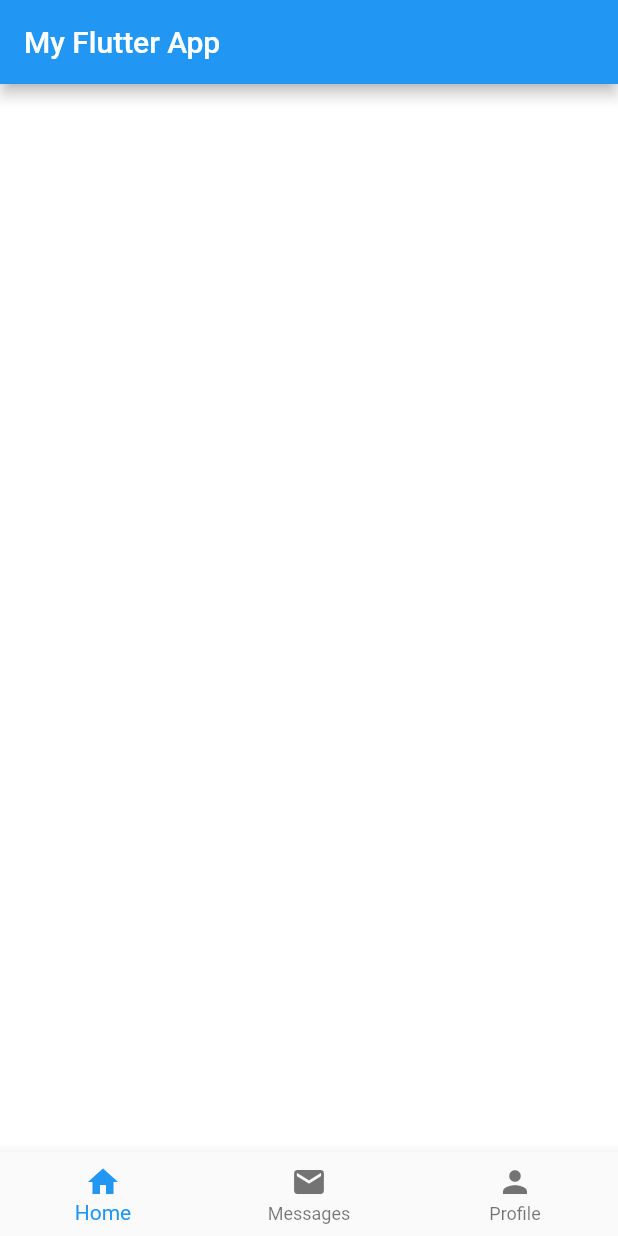
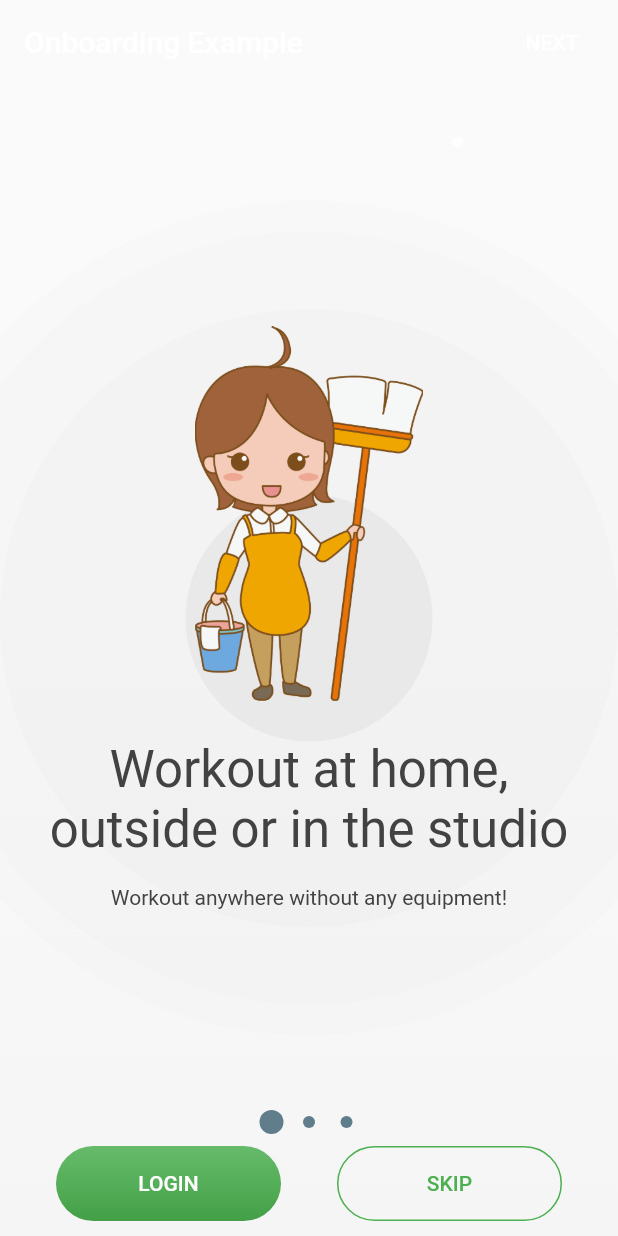
Before and after one commit to shouryalala/ria_client_app, a Flutter app: the screen it shows after launch, on a phone screen of 412 x 824 dp. Run offline on Flutter 3.47's test engine with Material 2 defaults, Android fonts, the phone set to English and light mode, and no system bars; our stand-ins replace cloud_firestore; accounts and stored records are empty.

Commit message:
onboarding screens

```diff
--- /dev/null
+++ b/lib/assets.dart
@@ -0,0 +1,5 @@
+class Assets {
+  static final String pose1 = 'images/cleaner.png';
+  static final String pose2 = 'images/cleaner.png';
+  static final String pose3 = 'images/cleaner.png';
+}
--- /dev/null
+++ b/lib/circles_with_image.dart
@@ -0,0 +1,99 @@
+import 'package:flutter/material.dart';
+import 'dart:math';
+
+const double IMAGE_SIZE = 250.0;
+
+class CircleWithImage extends StatelessWidget {
+  final String image;
+
+  CircleWithImage(this.image);
+
+  Widget _centerCircle(double radius, double opacity){
+    return new Positioned(
+      width: radius,
+      child: Container(
+        width: radius,
+        height: radius,
+        decoration: BoxDecoration(
+          shape:  BoxShape.circle,
+          color: Colors.grey[300].withOpacity(opacity),
+        ),
+      ),
+    );
+  }
+
+  Widget _largeCircle(Size size){
+    Random rnd = new Random();
+    double top = rnd.nextDouble();
+    double radius = rnd.nextDouble() * size.height;
+    double opacity = rnd.nextDouble() * 0.1;
+
+    return new Positioned(
+      top: top,
+      width: radius,
+      child: Container(
+        width: radius,
+        height: radius,
+        decoration: BoxDecoration(
+          shape:  BoxShape.circle,
+          color: Colors.white.withOpacity(opacity),
+        ),
+      ),
+    );
+  }
+
+  Widget _smallCircle(Size size){
+    Random rnd = new Random();
+    double top = rnd.nextDouble() * size.height;
+    double left = rnd.nextDouble() * size.width;
+    double radius = rnd.nextDouble() * 15.0;
+    double opacity = rnd.nextDouble() * 0.75;
+
+    return new Positioned(
+      top: top,
+      left: left,
+      width: radius,
+      child: Container(
+        width: radius,
+        height: radius,
+        decoration: BoxDecoration(
+          shape:  BoxShape.circle,
+          color: Colors.white.withOpacity(opacity),
+        ),
+      ),
+    );
+  }
+
+  @override
+  Widget build(BuildContext context) {
+    final width = MediaQuery.of(context).size.width;
+    List<Widget> widgets = [];
+    List<Widget> smallCircles = List(10).map((_) => _smallCircle(MediaQuery.of(context).size)).toList();
+    List<Widget> largeCircles = List(5).map((_) => _largeCircle(MediaQuery.of(context).size)).toList();
+    List<Widget> centerCircles = [
+      _centerCircle(width * 1.35, 0.07),
+      _centerCircle(width * 1.25, 0.1),
+      _centerCircle(width * 1.0, 0.15),
+      _centerCircle(width * 0.40, 0.5),
+    ];
+    widgets.addAll(smallCircles);
+    widgets.addAll(largeCircles);
+    widgets.addAll(centerCircles);
+    /*
+    widgets.add(
+      SizedBox(
+        child: Image(
+          image: AssetImage(image),
+          fit: BoxFit.fitHeight,
+        ),
+        height: IMAGE_SIZE,
+        width: IMAGE_SIZE,
+      ),
+    );
+    */
+    return Stack(
+      children: widgets,
+      alignment: FractionalOffset.center,
+    );
+  }
+}
--- /dev/null
+++ b/lib/dots_indicator.dart
@@ -0,0 +1,68 @@
+import 'dart:math';
+
+import 'package:flutter/material.dart';
+
+class DotsIndicator extends AnimatedWidget {
+  DotsIndicator({
+    this.controller,
+    this.itemCount,
+    this.onPageSelected,
+    this.color: Colors.blueGrey,
+  }) : super(listenable: controller);
+
+  /// The PageController that this DotsIndicator is representing.
+  final PageController controller;
+
+  /// The number of items managed by the PageController
+  final int itemCount;
+
+  /// Called when a dot is tapped
+  final ValueChanged<int> onPageSelected;
+
+  /// The color of the dots.
+  ///
+  /// Defaults to `Colors.white`.
+  final Color color;
+
+  // The base size of the dots
+  static const double _kDotSize = 8.0;
+
+  // The increase in the size of the selected dot
+  static const double _kMaxZoom = 2.0;
+
+  // The distance between the center of each dot
+  static const double _kDotSpacing = 25.0;
+
+  Widget _buildDot(int index) {
+    double selectedness = Curves.easeOut.transform(
+      max(
+        0.0,
+        1.0 - ((controller.page ?? controller.initialPage) - index).abs(),
+      ),
+    );
+    double zoom = 1.0 + (_kMaxZoom - 1.0) * selectedness;
+    return new Container(
+      width: _kDotSpacing,
+      child: new Center(
+        child: new Material(
+          color: color,
+          type: MaterialType.circle,
+          child: new Container(
+            width: _kDotSize * zoom,
+            height: _kDotSize * zoom,
+            child: new InkWell(
+              onTap: () => onPageSelected(index),
+            ),
+          ),
+        ),
+      ),
+    );
+  }
+
+  Widget build(BuildContext context) {
+    return new Row(
+      mainAxisAlignment: MainAxisAlignment.center,
+      children: new List<Widget>.generate(itemCount, _buildDot),
+    );
+  }
+}
--- /dev/null
+++ b/lib/login.dart
@@ -0,0 +1,157 @@
+import 'dots_indicator.dart';
+import 'package:flutter/material.dart';
+import 'page1.dart';
+import 'page2.dart';
+import 'page3.dart';
+
+class _OnboardingMainPageState extends State<OnboardingMainPage> {
+  final _controller = new PageController();
+  final List<Widget> _pages = [
+    Page1(),
+    Page2(),
+    Page3(),
+  ];
+  int page = 0;
+
+  @override
+  void initState() {
+    super.initState();
+  }
+
+  @override
+  Widget build(BuildContext context) {
+    bool isDone = page == _pages.length - 1;
+    return new Scaffold(
+        backgroundColor: Colors.transparent,
+        body: new Stack(
+          children: <Widget>[
+            new Positioned.fill(
+              child: new PageView.builder(
+                physics: new AlwaysScrollableScrollPhysics(),
+                controller: _controller,
+                itemCount: _pages.length,
+                itemBuilder: (BuildContext context, int index) {
+                  return _pages[index % _pages.length];
+                },
+                onPageChanged: (int p){
+                  setState(() {
+                    page = p;
+                  });
+                },
+              ),
+            ),
+            new Positioned(
+              top: 0.0,
+              left: 0.0,
+              right: 0.0,
+              child: new SafeArea(
+                child: AppBar(
+                  backgroundColor: Colors.transparent,
+                  elevation: 0.0,
+                  primary: false,
+                  title: Text('Onboarding Example'),
+                  actions: <Widget>[
+                    FlatButton(
+                      child: Text(isDone ? 'DONE' : 'NEXT', style: TextStyle(color: Colors.white),),
+                      onPressed: isDone ? (){
+                        Navigator.pop(context);
+                      } : (){
+                        _controller.animateToPage(page + 1, duration: Duration(milliseconds: 300), curve: Curves.easeIn);
+                      },
+                    )
+                  ],
+                ),
+              ),
+            ),
+            new Positioned(
+              bottom: 10.0,
+              left: 0.0,
+              right: 0.0,
+              child: new SafeArea(
+                child: new Column(
+                  children: <Widget>[
+                    new Padding(
+                      padding: const EdgeInsets.all(8.0),
+                      child: new DotsIndicator(
+                        controller: _controller,
+                        itemCount: _pages.length,
+                        onPageSelected: (int page) {
+                          _controller.animateToPage(
+                            page,
+                            duration: const Duration(milliseconds: 300),
+                            curve: Curves.ease,
+                          );
+                        },
+                      ),
+                    ),
+                    Row(
+                      mainAxisAlignment: MainAxisAlignment.spaceEvenly,
+                      children: <Widget>[
+                        new Container(
+                          width: 150.0,
+                          height: 50.0,
+                          decoration: BoxDecoration(
+                            gradient: new LinearGradient(
+                                colors: [
+                                    Colors.green[400],
+                                    Colors.green[600],
+//                                  Colors.orange[600],
+//                                  Colors.orange[900],
+                                ],
+                                begin: Alignment(0.5, -1.0),
+                                end: Alignment(0.5, 1.0)
+                            ),
+                            borderRadius: new BorderRadius.circular(30.0),
+                          ),
+                          child: new Material(
+                            child: MaterialButton(
+                              child: Text('LOGIN',
+                                style: Theme.of(context).textTheme.button.copyWith(color: Colors.white),
+                              ),
+                              onPressed: (){},
+                              highlightColor: Colors.orange.withOpacity(0.5),
+                              splashColor: Colors.orange.withOpacity(0.5),
+                            ),
+                            color: Colors.transparent,
+                            borderRadius: new BorderRadius.circular(30.0),
+                          ),
+                        ),
+                        new Container(
+                          width: 150.0,
+                          height: 50.0,
+                          decoration: BoxDecoration(
+                            borderRadius: new BorderRadius.circular(30.0),
+                            border: Border.all(color: Colors.green, width: 1.0),
+                            color: Colors.transparent,
+                          ),
+                          child: new Material(
+                            child: MaterialButton(
+                              child: Text('SKIP',
+                                style: Theme.of(context).textTheme.button.copyWith(color: Colors.green),
+                              ),
+                              onPressed: (){},
+                              highlightColor: Colors.white30,
+                              splashColor: Colors.white30,
+                            ),
+                            color: Colors.transparent,
+                            borderRadius: new BorderRadius.circular(30.0),
+                          ),
+                        ),
+                      ],
+                    ),
+                  ],
+                ),
+              ),
+            ),
+          ],
+        )
+    );
+  }
+}
+
+class OnboardingMainPage extends StatefulWidget {
+  OnboardingMainPage({Key key}) : super(key: key);
+
+  @override
+  _OnboardingMainPageState createState() => new _OnboardingMainPageState();
+}
--- a/lib/main.dart
+++ b/lib/main.dart
@@ -1,5 +1,6 @@
 import 'package:flutter/material.dart';
 import 'home_widget.dart';
+import 'login.dart';
 
 void main() => runApp(App());
 
@@ -9,7 +10,8 @@ class App extends StatelessWidget{
   Widget build(BuildContext context) {
     return MaterialApp(
       title:"YoYoApp",
-      home:Home(),
+      //home:Home(),
+      home: OnboardingMainPage(),
     );
   }
 }
--- /dev/null
+++ b/lib/page1.dart
@@ -0,0 +1,64 @@
+import 'circles_with_image.dart';
+import 'assets.dart';
+import 'package:flutter/material.dart';
+
+class Page1 extends StatelessWidget {
+  @override
+  Widget build(BuildContext context) {
+    return new Container(
+      height: double.infinity,
+      width: double.infinity,
+      decoration: new BoxDecoration(
+          gradient: LinearGradient(
+              colors: [
+//                Colors.green[400],
+//                Colors.blue[600],
+//                Colors.blue[900],
+                Colors.grey[50],
+                Colors.grey[50],
+                Colors.grey[100],
+              ],
+              begin: Alignment(0.5, -1.0),
+              end: Alignment(0.5, 1.0)
+          )
+      ),
+      child: Stack(
+        children: <Widget>[
+          new Positioned(
+            child: new CircleWithImage(Assets.pose1),
+            width: MediaQuery.of(context).size.width,
+            height: MediaQuery.of(context).size.height,
+          ),
+          new Positioned.fill(
+            child: Column(
+              mainAxisAlignment: MainAxisAlignment.center,
+              children: <Widget>[
+                SizedBox(
+                  child: Image(
+                    image: AssetImage(Assets.pose1),
+                    fit: BoxFit.fitHeight,
+                  ),
+                  height: IMAGE_SIZE,
+                  width: IMAGE_SIZE,
+                ),
+                new Padding(
+                  //padding: const EdgeInsets.all(18.0),
+                  padding: const EdgeInsets.fromLTRB(18.0, 25, 18.0, 18.0),
+                  child: Text('Workout at home, outside or in the studio',
+                    style: Theme.of(context).textTheme.display1.copyWith(color: Colors.grey[800]),
+                    textAlign: TextAlign.center,
+                  ),
+                ),
+                Text('Workout anywhere without any equipment!',
+                  style: Theme.of(context).textTheme.body1.copyWith(color: Colors.grey[800]),
+                  textAlign: TextAlign.center,
+                )
+              ],
+            ),
+          )
+        ],
+        alignment: FractionalOffset.center,
+      ),
+    );
+  }
+}
--- /dev/null
+++ b/lib/page2.dart
@@ -0,0 +1,65 @@
+import 'circles_with_image.dart';
+import 'assets.dart';
+import 'package:flutter/material.dart';
+
+const double IMAGE_SIZE = 200.0;
+
+class Page2 extends StatelessWidget {
+  @override
+  Widget build(BuildContext context) {
+    return new Container(
+      height: double.infinity,
+      width: double.infinity,
+      decoration: new BoxDecoration(
+          gradient: LinearGradient(
+              colors: [
+//                Colors.pink[400],
+//                Colors.deepPurple[600],
+//                Colors.deepPurple[900],
+                Colors.grey[50],
+                Colors.grey[50],
+                Colors.grey[100],
+              ],
+              begin: Alignment(0.5, -1.0),
+              end: Alignment(0.5, 1.0)
+          )
+      ),
+      child: Stack(
+        children: <Widget>[
+          new Positioned(
+            child: new CircleWithImage(Assets.pose2),
+            width: MediaQuery.of(context).size.width,
+            height: MediaQuery.of(context).size.height,
+          ),
+          new Positioned.fill(
+            child: Column(
+              mainAxisAlignment: MainAxisAlignment.center,
+              children: <Widget>[
+                SizedBox(
+                  child: Image(
+                    image: AssetImage(Assets.pose2),
+                    fit: BoxFit.fitHeight,
+                  ),
+                  height: IMAGE_SIZE,
+                  width: IMAGE_SIZE,
+                ),
+                new Padding(
+                  padding: const EdgeInsets.fromLTRB(18.0, 25, 18.0, 18.0),
+                  child: Text('Varied Workouts\nBuilt Skills',
+                    style: Theme.of(context).textTheme.display1.copyWith(color: Colors.white),
+                    textAlign: TextAlign.center,
+                  ),
+                ),
+                Text('Take your workouts to the next level\nand become a BEAST!',
+                  style: Theme.of(context).textTheme.body1.copyWith(color: Colors.white),
+                  textAlign: TextAlign.center,
+                )
+              ],
+            ),
+          )
+        ],
+        alignment: FractionalOffset.center,
+      ),
+    );
+  }
+}
--- /dev/null
+++ b/lib/page3.dart
@@ -0,0 +1,65 @@
+import 'circles_with_image.dart';
+import 'assets.dart';
+import 'package:flutter/material.dart';
+
+const double IMAGE_SIZE = 300.0;
+
+class Page3 extends StatelessWidget {
+  @override
+  Widget build(BuildContext context) {
+    return new Container(
+      height: double.infinity,
+      width: double.infinity,
+      decoration: new BoxDecoration(
+          gradient: LinearGradient(
+              colors: [
+                Colors.grey[50],
+                Colors.grey[50],
+                Colors.grey[100],
+//                Colors.orange[400],
+//                Colors.red[600],
+//                Colors.red[900],
+              ],
+              begin: Alignment(0.5, -1.0),
+              end: Alignment(0.5, 1.0)
+          )
+      ),
+      child: Stack(
+        children: <Widget>[
+          new Positioned(
+            child: new CircleWithImage(Assets.pose3),
+            width: MediaQuery.of(context).size.width,
+            height: MediaQuery.of(context).size.height,
+          ),
+          new Positioned.fill(
+            child: Column(
+              mainAxisAlignment: MainAxisAlignment.center,
+              children: <Widget>[
+                SizedBox(
+                  child: Image(
+                    image: AssetImage(Assets.pose3),
+                    fit: BoxFit.fitHeight,
+                  ),
+                  height: IMAGE_SIZE,
+                  width: IMAGE_SIZE,
+                ),
+                new Padding(
+                  padding: const EdgeInsets.fromLTRB(18.0, 25, 18.0, 8.0),
+                  child: Text('Learn the secret techniques',
+                    style: Theme.of(context).textTheme.display1.copyWith(color: Colors.white),
+                    textAlign: TextAlign.center,
+                  ),
+                ),
+                Text('Our programs have been tested\nby professional instructors & athletes.',
+                  style: Theme.of(context).textTheme.body1.copyWith(color: Colors.white),
+                  textAlign: TextAlign.center,
+                )
+              ],
+            ),
+          )
+        ],
+        alignment: FractionalOffset.center,
+      ),
+    );
+  }
+}
--- a/pubspec.yaml
+++ b/pubspec.yaml
@@ -43,9 +43,9 @@ flutter:
   uses-material-design: true
 
   # To add assets to your application, add an assets section, like this:
-  # assets:
-  #  - images/a_dot_burr.jpeg
-  #  - images/a_dot_ham.jpeg
+  assets:
+    - images/pose.png
+    - images/cleaner.png
 
   # An image asset can refer to one or more resolution-specific "variants", see
   # https://flutter.dev/assets-and-images/#resolution-aware.
```
Also changed, not shown: images/cleaner.png (added), images/pose.png (added).
